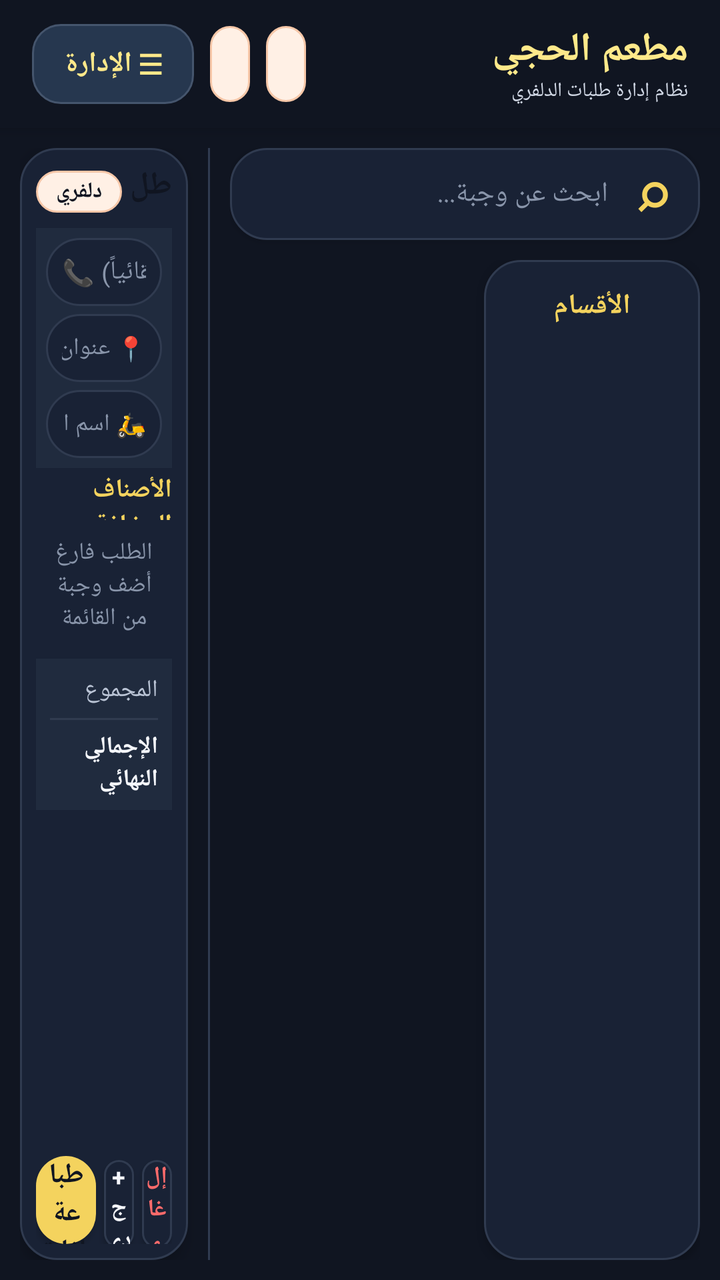
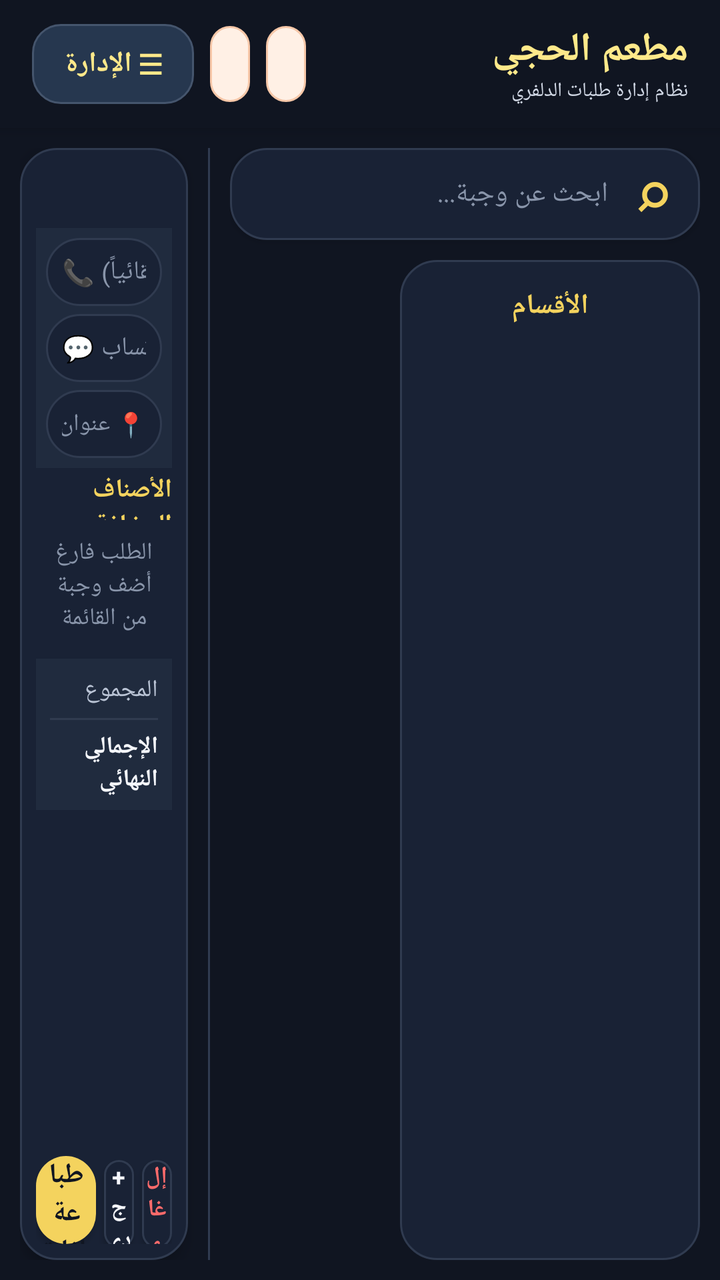

The first picture is an Android layout as it rendered before a commit; the second is the same layout after the commit. The layout source and the unified diff follow.
<!-- AndroidManifest.xml: application theme Theme.Haji -->
<!-- res/layout/activity_main.xml -->
<?xml version="1.0" encoding="utf-8"?>
<LinearLayout xmlns:android="http://schemas.android.com/apk/res/android"
    android:id="@+id/root"
    android:layout_width="match_parent"
    android:layout_height="match_parent"
    android:background="@color/bg_app"
    android:focusable="true"
    android:focusableInTouchMode="true"
    android:orientation="vertical">

    <LinearLayout
        android:layout_width="match_parent"
        android:layout_height="64dp"
        android:background="@color/brand_navy"
        android:elevation="4dp"
        android:gravity="center_vertical"
        android:orientation="horizontal"
        android:paddingStart="16dp"
        android:paddingEnd="16dp">

        <LinearLayout
            android:layout_width="0dp"
            android:layout_height="match_parent"
            android:layout_weight="1"
            android:gravity="center_vertical"
            android:orientation="vertical">

            <TextView
                android:layout_width="wrap_content"
                android:layout_height="wrap_content"
                android:text="مطعم الحجي"
                android:textColor="@color/accent_yellow"
                android:textSize="20sp"
                android:textStyle="bold" />

            <TextView
                android:layout_width="wrap_content"
                android:layout_height="wrap_content"
                android:text="نظام إدارة طلبات الدلفري"
                android:textColor="#D1D8E5"
                android:textSize="10sp" />

        </LinearLayout>

        <TextView
            android:id="@+id/chipShift"
            android:layout_width="wrap_content"
            android:layout_height="38dp"
            android:layout_marginEnd="8dp"
            android:background="@drawable/bg_badge"
            android:clickable="true"
            android:focusable="true"
            android:gravity="center"
            android:paddingStart="10dp"
            android:paddingEnd="10dp"
            android:textColor="@color/brand_navy"
            android:textSize="12sp"
            android:textStyle="bold" />

        <TextView
            android:id="@+id/chipPrinter"
            android:layout_width="wrap_content"
            android:layout_height="38dp"
            android:layout_marginEnd="8dp"
            android:background="@drawable/bg_badge"
            android:clickable="true"
            android:focusable="true"
            android:gravity="center"
            android:paddingStart="10dp"
            android:paddingEnd="10dp"
            android:textColor="@color/brand_navy"
            android:textSize="12sp"
            android:textStyle="bold" />

        <TextView
            android:id="@+id/btnAdministration"
            android:layout_width="wrap_content"
            android:layout_height="40dp"
            android:background="@drawable/bg_nav_button"
            android:clickable="true"
            android:focusable="true"
            android:gravity="center"
            android:paddingStart="16dp"
            android:paddingEnd="16dp"
            android:text="☰ الإدارة"
            android:textColor="@color/accent_yellow"
            android:textSize="14sp"
            android:textStyle="bold" />

    </LinearLayout>

    <LinearLayout
        android:layout_width="match_parent"
        android:layout_height="0dp"
        android:layout_weight="1"
        android:orientation="horizontal"
        android:padding="10dp">

        <LinearLayout
            android:layout_width="0dp"
            android:layout_height="match_parent"
            android:layout_weight="14"
            android:orientation="vertical">

            <LinearLayout
                android:layout_width="match_parent"
                android:layout_height="46dp"
                android:background="@drawable/bg_card"
                android:elevation="2dp"
                android:gravity="center_vertical"
                android:orientation="horizontal"
                android:paddingStart="10dp"
                android:paddingEnd="10dp">

                <TextView
                    android:layout_width="28dp"
                    android:layout_height="match_parent"
                    android:gravity="center"
                    android:text="⌕"
                    android:textColor="@color/accent_yellow_dark"
                    android:textSize="26sp"
                    android:textStyle="bold" />

                <EditText
                    android:id="@+id/etSearch"
                    style="@style/Haji.Input"
                    android:layout_width="0dp"
                    android:layout_height="match_parent"
                    android:layout_weight="1"
                    android:background="@android:color/transparent"
                    android:hint="ابحث عن وجبة..."
                    android:imeOptions="actionSearch"
                    android:inputType="text"
                    android:maxLines="1"
                    android:paddingStart="8dp"
                    android:paddingEnd="8dp"
                    android:textSize="14sp" />

            </LinearLayout>

            <LinearLayout
                android:layout_width="match_parent"
                android:layout_height="0dp"
                android:layout_weight="1"
                android:layout_marginTop="10dp"
                android:orientation="horizontal">

                <LinearLayout
                    android:layout_width="108dp"
                    android:layout_height="match_parent"
                    android:layout_marginEnd="8dp"
                    android:background="@drawable/bg_card"
                    android:elevation="2dp"
                    android:orientation="vertical"
                    android:padding="6dp">

                    <TextView
                        android:layout_width="match_parent"
                        android:layout_height="34dp"
                        android:gravity="center"
                        android:text="الأقسام"
                        android:textColor="@color/accent_yellow_dark"
                        android:textSize="14sp"
                        android:textStyle="bold" />

                    <androidx.recyclerview.widget.RecyclerView
                        android:id="@+id/rvCategories"
                        android:layout_width="match_parent"
                        android:layout_height="0dp"
                        android:layout_weight="1"
                        android:clipToPadding="false"
                        android:paddingBottom="4dp" />

                </LinearLayout>

                <FrameLayout
                    android:layout_width="0dp"
                    android:layout_height="match_parent"
                    android:layout_weight="1">

                    <androidx.recyclerview.widget.RecyclerView
                        android:id="@+id/rvProducts"
                        android:layout_width="match_parent"
                        android:layout_height="match_parent"
                        android:clipToPadding="false"
                        android:paddingStart="2dp"
                        android:paddingEnd="2dp"
                        android:paddingBottom="4dp" />

                    <TextView
                        android:id="@+id/tvNoProducts"
                        android:layout_width="wrap_content"
                        android:layout_height="wrap_content"
                        android:layout_gravity="center"
                        android:gravity="center"
                        android:padding="20dp"
                        android:textColor="@color/text_secondary"
                        android:textSize="15sp"
                        android:visibility="gone" />

                </FrameLayout>

            </LinearLayout>

        </LinearLayout>

        <View
            android:layout_width="1dp"
            android:layout_height="match_parent"
            android:layout_marginStart="10dp"
            android:layout_marginEnd="10dp"
            android:background="@color/stroke" />

        
        <LinearLayout
            android:layout_width="0dp"
            android:layout_height="match_parent"
            android:layout_weight="5"
            android:background="@drawable/bg_card"
            android:elevation="4dp"
            android:orientation="vertical"
            android:padding="8dp">

            <androidx.core.widget.NestedScrollView
                android:id="@+id/scrollOrderPanel"
                android:layout_width="match_parent"
                android:layout_height="0dp"
                android:layout_weight="1"
                android:fillViewport="true">

                <LinearLayout
                    android:layout_width="match_parent"
                    android:layout_height="wrap_content"
                    android:orientation="vertical">

                    <LinearLayout
                        android:layout_width="match_parent"
                        android:layout_height="28dp"
                        android:gravity="center_vertical"
                        android:orientation="horizontal">

                        <TextView
                            android:layout_width="0dp"
                            android:layout_height="match_parent"
                            android:layout_weight="1"
                            android:gravity="center_vertical"
                            android:text="طلب دلفري"
                            android:textColor="@color/brand_navy"
                            android:textSize="16sp"
                            android:textStyle="bold" />

                        <TextView
                            android:layout_width="wrap_content"
                            android:layout_height="wrap_content"
                            android:background="@drawable/bg_badge"
                            android:paddingStart="10dp"
                            android:paddingTop="3dp"
                            android:paddingEnd="10dp"
                            android:paddingBottom="3dp"
                            android:text="دلفري"
                            android:textColor="@color/brand_navy"
                            android:textSize="11sp"
                            android:textStyle="bold" />

                    </LinearLayout>

                    <TextView
                        android:id="@+id/tvOrderNo"
                        android:layout_width="match_parent"
                        android:layout_height="1dp"
                        android:visibility="gone" />

                    <TextView
                        android:id="@+id/tvOrderTime"
                        android:layout_width="match_parent"
                        android:layout_height="1dp"
                        android:visibility="gone" />

                    <TextView
                        android:id="@+id/tvTypeTakeaway"
                        android:layout_width="1dp"
                        android:layout_height="1dp"
                        android:visibility="gone" />

                    <TextView
                        android:id="@+id/tvTypeDelivery"
                        android:layout_width="1dp"
                        android:layout_height="1dp"
                        android:visibility="gone" />

                    <TextView
                        android:id="@+id/tvTypeDineIn"
                        android:layout_width="1dp"
                        android:layout_height="1dp"
                        android:visibility="gone" />

                    <TextView
                        android:id="@+id/tvLockedBanner"
                        android:layout_width="match_parent"
                        android:layout_height="wrap_content"
                        android:layout_marginTop="4dp"
                        android:background="@drawable/bg_banner_warning"
                        android:padding="6dp"
                        android:textColor="@color/text_primary"
                        android:textSize="11sp"
                        android:visibility="gone" />

                    
                    <LinearLayout
                        android:layout_width="match_parent"
                        android:layout_height="wrap_content"
                        android:layout_marginTop="4dp"
                        android:background="@color/surface_alt"
                        android:orientation="vertical"
                        android:padding="5dp">

                        <EditText
                            android:id="@+id/etMainPhone"
                            style="@style/Haji.Input"
                            android:layout_width="match_parent"
                            android:layout_height="34dp"
                            android:background="@drawable/bg_card"
                            android:focusable="false"
                            android:focusableInTouchMode="false"
                            android:hint="📞 رقم الزبون (يظهر تلقائياً)"
                            android:inputType="phone"
                            android:longClickable="false"
                            android:paddingStart="8dp"
                            android:paddingEnd="8dp"
                            android:singleLine="true"
                            android:textColor="@color/text_primary"
                            android:textSize="13sp" />

                        <EditText
                            android:id="@+id/etMainAddress"
                            style="@style/Haji.Input"
                            android:layout_width="match_parent"
                            android:layout_height="34dp"
                            android:layout_marginTop="4dp"
                            android:background="@drawable/bg_card"
                            android:hint="📍 عنوان الزبون"
                            android:inputType="textCapSentences"
                            android:maxLines="1"
                            android:paddingStart="8dp"
                            android:paddingEnd="8dp"
                            android:singleLine="true"
                            android:textColor="@color/text_primary"
                            android:textSize="12sp" />

                        <EditText
                            android:id="@+id/etMainDriver"
                            style="@style/Haji.Input"
                            android:layout_width="match_parent"
                            android:layout_height="34dp"
                            android:layout_marginTop="4dp"
                            android:background="@drawable/bg_card"
                            android:hint="🛵 اسم السائق"
                            android:inputType="textCapWords"
                            android:maxLines="1"
                            android:paddingStart="8dp"
                            android:paddingEnd="8dp"
                            android:singleLine="true"
                            android:textColor="@color/text_primary"
                            android:textSize="12sp" />

                        <TextView
                            android:id="@+id/tvDetailsSummary"
                            android:layout_width="match_parent"
                            android:layout_height="1dp"
                            android:visibility="gone" />

                        <TextView
                            android:id="@+id/btnDetails"
                            android:layout_width="1dp"
                            android:layout_height="1dp"
                            android:visibility="gone" />

                    </LinearLayout>

                    <TextView
                        android:layout_width="match_parent"
                        android:layout_height="24dp"
                        android:layout_marginTop="2dp"
                        android:gravity="center_vertical"
                        android:text="الأصناف المضافة"
                        android:textColor="@color/accent_yellow_dark"
                        android:textSize="13sp"
                        android:textStyle="bold" />

                    <FrameLayout
                        android:layout_width="match_parent"
                        android:layout_height="wrap_content"
                        android:minHeight="60dp">

                        <androidx.recyclerview.widget.RecyclerView
                            android:id="@+id/rvLines"
                            android:layout_width="match_parent"
                            android:layout_height="wrap_content"
                            android:clipToPadding="false"
                            android:nestedScrollingEnabled="false"
                            android:paddingBottom="3dp" />

                        <TextView
                            android:id="@+id/tvEmptyOrder"
                            android:layout_width="wrap_content"
                            android:layout_height="wrap_content"
                            android:layout_gravity="center"
                            android:gravity="center"
                            android:padding="8dp"
                            android:text="الطلب فارغ&#10;أضف وجبة من القائمة"
                            android:textColor="@color/text_hint"
                            android:textSize="12sp" />

                    </FrameLayout>

                    <LinearLayout
                        android:layout_width="match_parent"
                        android:layout_height="wrap_content"
                        android:layout_marginTop="4dp"
                        android:background="@color/surface_alt"
                        android:orientation="vertical"
                        android:padding="7dp">

                        <LinearLayout
                            android:layout_width="match_parent"
                            android:layout_height="wrap_content"
                            android:gravity="center_vertical"
                            android:orientation="horizontal">

                            <TextView
                                android:layout_width="0dp"
                                android:layout_height="wrap_content"
                                android:layout_weight="1"
                                android:text="المجموع"
                                android:textColor="@color/text_secondary"
                                android:textSize="12sp" />

                            <TextView
                                android:id="@+id/tvSubtotal"
                                android:layout_width="wrap_content"
                                android:layout_height="wrap_content"
                                android:textColor="@color/text_primary"
                                android:textSize="13sp"
                                android:textStyle="bold" />

                        </LinearLayout>

                        <LinearLayout
                            android:id="@+id/rowDiscount"
                            android:layout_width="match_parent"
                            android:layout_height="wrap_content"
                            android:orientation="horizontal"
                            android:visibility="gone">

                            <TextView
                                android:layout_width="0dp"
                                android:layout_height="wrap_content"
                                android:layout_weight="1"
                                android:text="الخصم"
                                android:textColor="@color/text_secondary"
                                android:textSize="11sp" />

                            <TextView
                                android:id="@+id/tvDiscount"
                                android:layout_width="wrap_content"
                                android:layout_height="wrap_content"
                                android:textColor="@color/success"
                                android:textSize="11sp" />

                        </LinearLayout>

                        <LinearLayout
                            android:id="@+id/rowDelivery"
                            android:layout_width="match_parent"
                            android:layout_height="wrap_content"
                            android:orientation="horizontal"
                            android:visibility="gone">

                            <TextView
                                android:layout_width="0dp"
                                android:layout_height="wrap_content"
                                android:layout_weight="1"
                                android:text="التوصيل"
                                android:textColor="@color/text_secondary"
                                android:textSize="11sp" />

                            <TextView
                                android:id="@+id/tvDelivery"
                                android:layout_width="wrap_content"
                                android:layout_height="wrap_content"
                                android:textColor="@color/text_primary"
                                android:textSize="11sp" />

                        </LinearLayout>

                        <View
                            android:layout_width="match_parent"
                            android:layout_height="1dp"
                            android:layout_marginTop="5dp"
                            android:layout_marginBottom="5dp"
                            android:background="@color/stroke" />

                        <LinearLayout
                            android:layout_width="match_parent"
                            android:layout_height="wrap_content"
                            android:gravity="center_vertical"
                            android:orientation="horizontal">

                            <TextView
                                android:layout_width="0dp"
                                android:layout_height="wrap_content"
                                android:layout_weight="1"
                                android:text="الإجمالي النهائي"
                                android:textColor="@color/text_primary"
                                android:textSize="12sp"
                                android:textStyle="bold" />

                            <TextView
                                android:id="@+id/tvTotal"
                                android:layout_width="wrap_content"
                                android:layout_height="wrap_content"
                                android:textColor="@color/accent_yellow_dark"
                                android:textSize="20sp"
                                android:textStyle="bold" />

                        </LinearLayout>

                    </LinearLayout>

                </LinearLayout>

            </androidx.core.widget.NestedScrollView>

            
            <LinearLayout
                android:layout_width="match_parent"
                android:layout_height="wrap_content"
                android:layout_marginTop="6dp"
                android:orientation="horizontal">

                <TextView
                    android:id="@+id/btnCancelOrder"
                    style="@style/Haji.Button.Secondary"
                    android:layout_width="0dp"
                    android:layout_height="44dp"
                    android:layout_marginEnd="4dp"
                    android:layout_weight="1"
                    android:minHeight="44dp"
                    android:paddingStart="2dp"
                    android:paddingEnd="2dp"
                    android:text="إلغاء"
                    android:textColor="@color/error"
                    android:textSize="12sp" />

                <TextView
                    android:id="@+id/btnNewOrder"
                    style="@style/Haji.Button.Secondary"
                    android:layout_width="0dp"
                    android:layout_height="44dp"
                    android:layout_marginEnd="4dp"
                    android:layout_weight="1"
                    android:minHeight="44dp"
                    android:paddingStart="2dp"
                    android:paddingEnd="2dp"
                    android:text="+ جديد"
                    android:textColor="@color/text_primary"
                    android:textSize="12sp" />

                <TextView
                    android:id="@+id/btnPrint"
                    style="@style/Haji.Button"
                    android:layout_width="0dp"
                    android:layout_height="44dp"
                    android:layout_weight="2"
                    android:minHeight="44dp"
                    android:paddingStart="4dp"
                    android:paddingEnd="4dp"
                    android:background="@drawable/bg_button_primary"
                    android:text="طباعة الفاتورة"
                    android:textColor="@color/brand_navy"
                    android:textSize="14sp" />

            </LinearLayout>

        </LinearLayout>

    </LinearLayout>

</LinearLayout>
<!-- resources referenced by this layout -->
<resources>
  <color name="accent_yellow">#FFE98A</color>
  <color name="accent_yellow_dark">#F4D35E</color>
  <color name="bg_app">#101521</color>
  <color name="brand_navy">#101521</color>
  <color name="error">#FF6B6B</color>
  <color name="stroke">#303B50</color>
  <color name="success">#50C99A</color>
  <color name="surface_alt">#202B3E</color>
  <color name="text_hint">#8995AA</color>
  <color name="text_primary">#F5F7FC</color>
  <color name="text_secondary">#BAC4D5</color>
  <!-- drawable bg_badge (drawable) -->
  <?xml version="1.0" encoding="utf-8"?>
  <shape xmlns:android="http://schemas.android.com/apk/res/android"
      android:shape="rectangle">
  
      <solid android:color="#FFF0E5" />
  
      <corners android:radius="12dp" />
  
      <stroke
          android:width="1dp"
          android:color="#F7C7A8" />
  
      <padding
          android:left="8dp"
          android:top="4dp"
          android:right="8dp"
          android:bottom="4dp" />
  
  </shape>
  <!-- drawable bg_banner_warning (drawable) -->
  <?xml version="1.0" encoding="utf-8"?>
  <shape xmlns:android="http://schemas.android.com/apk/res/android"
      android:shape="rectangle">
      <solid android:color="#FFF4E0" />
      <corners android:radius="12dp" />
      <stroke android:width="1dp" android:color="@color/warning" />
  </shape>
  <!-- drawable bg_button_primary (drawable) -->
  <?xml version="1.0" encoding="utf-8"?>
  <ripple xmlns:android="http://schemas.android.com/apk/res/android"
      android:color="#55FFFFFF">
  
      <item>
          <shape android:shape="rectangle">
              <solid android:color="@color/brand_red" />
              <corners android:radius="15dp" />
          </shape>
      </item>
  
  </ripple>
  <!-- drawable bg_card (drawable) -->
  <?xml version="1.0" encoding="utf-8"?>
  <shape xmlns:android="http://schemas.android.com/apk/res/android"
      android:shape="rectangle">
  
      <solid android:color="@color/surface" />
  
      <corners android:radius="18dp" />
  
      <stroke
          android:width="1dp"
          android:color="@color/stroke" />
  
  </shape>
  <!-- drawable bg_nav_button (drawable) -->
  <?xml version="1.0" encoding="utf-8"?>
  <ripple xmlns:android="http://schemas.android.com/apk/res/android"
      android:color="#44FFFFFF">
  
      <item>
          <shape android:shape="rectangle">
              <solid android:color="#26374F" />
              <corners android:radius="14dp" />
              <stroke
                  android:width="1dp"
                  android:color="#45556D" />
          </shape>
      </item>
  
  </ripple>
  <color name="warning">#F4D35E</color>
  <color name="brand_red">#F4D35E</color>
  <color name="surface">#192235</color>
  <color name="white">#FFFFFF</color>
  <!-- drawable bg_button_secondary (drawable) -->
  <?xml version="1.0" encoding="utf-8"?>
  <ripple xmlns:android="http://schemas.android.com/apk/res/android"
      android:color="@color/brand_red_soft">
  
      <item>
          <shape android:shape="rectangle">
              <solid android:color="@color/surface" />
              <corners android:radius="13dp" />
              <stroke
                  android:width="1dp"
                  android:color="@color/stroke" />
          </shape>
      </item>
  
  </ripple>
  <!-- drawable bg_input (drawable) -->
  <?xml version="1.0" encoding="utf-8"?>
  <shape xmlns:android="http://schemas.android.com/apk/res/android"
      android:shape="rectangle">
  
      <solid android:color="@color/surface_alt" />
  
      <corners android:radius="14dp" />
  
      <stroke
          android:width="1dp"
          android:color="@color/stroke" />
  
  </shape>
  <color name="brand_red_soft">#FFF8D9</color>
  <color name="brand_red_dark">#D9B83F</color>
  <!-- unchanged entries left out for length: 4 -->
</resources>

<!-- the commit's change to res/layout/activity_main.xml (unified diff, before → after) -->
@@ -146,7 +146,7 @@
                 android:orientation="horizontal">
 
                 <LinearLayout
-                    android:layout_width="108dp"
+                    android:layout_width="150dp"
                     android:layout_height="match_parent"
                     android:layout_marginEnd="8dp"
                     android:background="@drawable/bg_card"
@@ -239,36 +239,18 @@
                         android:gravity="center_vertical"
                         android:orientation="horizontal">
 
+                        
                         <TextView
+                            android:id="@+id/tvOrderNo"
                             android:layout_width="0dp"
                             android:layout_height="match_parent"
                             android:layout_weight="1"
                             android:gravity="center_vertical"
-                            android:text="طلب دلفري"
-                            android:textColor="@color/brand_navy"
-                            android:textSize="16sp"
+                            android:textColor="@color/accent_yellow_dark"
+                            android:textSize="18sp"
                             android:textStyle="bold" />
 
-                        <TextView
-                            android:layout_width="wrap_content"
-                            android:layout_height="wrap_content"
-                            android:background="@drawable/bg_badge"
-                            android:paddingStart="10dp"
-                            android:paddingTop="3dp"
-                            android:paddingEnd="10dp"
-                            android:paddingBottom="3dp"
-                            android:text="دلفري"
-                            android:textColor="@color/brand_navy"
-                            android:textSize="11sp"
-                            android:textStyle="bold" />
-
                     </LinearLayout>
-
-                    <TextView
-                        android:id="@+id/tvOrderNo"
-                        android:layout_width="match_parent"
-                        android:layout_height="1dp"
-                        android:visibility="gone" />
 
                     <TextView
                         android:id="@+id/tvOrderTime"
@@ -332,6 +314,22 @@
                             android:textSize="13sp" />
 
                         <EditText
+                            android:id="@+id/etMainWhatsapp"
+                            style="@style/Haji.Input"
+                            android:layout_width="match_parent"
+                            android:layout_height="34dp"
+                            android:layout_marginTop="4dp"
+                            android:background="@drawable/bg_card"
+                            android:hint="💬 رقم الزبون واتساب"
+                            android:inputType="phone"
+                            android:maxLines="1"
+                            android:paddingStart="8dp"
+                            android:paddingEnd="8dp"
+                            android:singleLine="true"
+                            android:textColor="@color/text_primary"
+                            android:textSize="13sp" />
+
+                        <EditText
                             android:id="@+id/etMainAddress"
                             style="@style/Haji.Input"
                             android:layout_width="match_parent"
@@ -340,22 +338,6 @@
                             android:background="@drawable/bg_card"
                             android:hint="📍 عنوان الزبون"
                             android:inputType="textCapSentences"
-                            android:maxLines="1"
-                            android:paddingStart="8dp"
-                            android:paddingEnd="8dp"
-                            android:singleLine="true"
-                            android:textColor="@color/text_primary"
-                            android:textSize="12sp" />
-
-                        <EditText
-                            android:id="@+id/etMainDriver"
-                            style="@style/Haji.Input"
-                            android:layout_width="match_parent"
-                            android:layout_height="34dp"
-                            android:layout_marginTop="4dp"
-                            android:background="@drawable/bg_card"
-                            android:hint="🛵 اسم السائق"
-                            android:inputType="textCapWords"
                             android:maxLines="1"
                             android:paddingStart="8dp"
                             android:paddingEnd="8dp"
